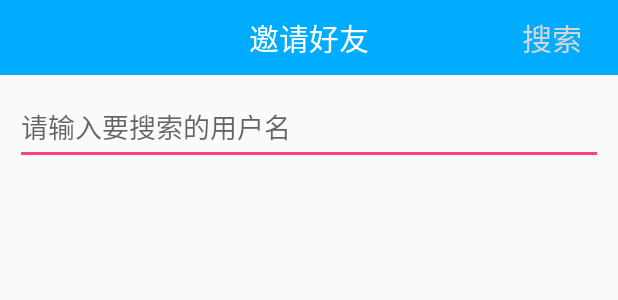
After one commit to lianshuideyu/GuiGuSocial, an Android app: the layout activity_add_contact.xml on its own in the app's theme, with its tools: preview values and no code run, on a phone screen of 412 x 824 dp. The commit adds this screen. Shown: the top 300 px of the screen. Run offline under Robolectric (Android 15) with nearby library versions, the phone set to English and light mode, and no system bars.

Commit message:
添加联系人布局及功能

```diff
--- a/app/src/main/AndroidManifest.xml
+++ b/app/src/main/AndroidManifest.xml
@@ -61,7 +61,8 @@
         </receiver>
 
         <activity android:name=".view.MainActivity" />
-        <activity android:name=".view.activity.LoginActivity"></activity>
+        <activity android:name=".view.activity.LoginActivity" />
+        <activity android:name=".view.activity.AddContactActivity"></activity>
     </application>
 
 </manifest>
--- /dev/null
+++ b/app/src/main/res/layout/activity_add_contact.xml
@@ -0,0 +1,73 @@
+<?xml version="1.0" encoding="utf-8"?>
+<LinearLayout xmlns:android="http://schemas.android.com/apk/res/android"
+    xmlns:tools="http://schemas.android.com/tools"
+    android:id="@+id/activity_invite_acitivity"
+    android:layout_width="match_parent"
+    android:layout_height="match_parent"
+    android:orientation="vertical">
+
+
+    <RelativeLayout
+        android:layout_width="match_parent"
+        android:layout_height="50dp"
+        android:background="#00ACFF">
+
+        <TextView
+            android:layout_width="wrap_content"
+            android:layout_height="match_parent"
+            android:layout_centerInParent="true"
+            android:gravity="center"
+            android:text="邀请好友"
+            android:textColor="@android:color/white"
+            android:textSize="20sp" />
+
+        <Button
+            android:id="@+id/invite_btn_search"
+            android:layout_width="wrap_content"
+            android:layout_height="match_parent"
+            android:layout_alignParentRight="true"
+            android:background="@null"
+            android:text="搜索"
+            android:textColor="@color/btn_white_normal"
+            android:textSize="20sp" />
+    </RelativeLayout>
+
+    <EditText
+        android:id="@+id/invite_et_search"
+        android:layout_width="match_parent"
+        android:layout_height="50dp"
+        android:layout_margin="10dp"
+        android:hint="请输入要搜索的用户名" />
+
+    <LinearLayout
+        android:id="@+id/invite_ll_item"
+        android:layout_width="match_parent"
+        android:layout_height="50dp"
+        android:layout_marginLeft="10dp"
+        android:layout_marginRight="10dp"
+        android:orientation="horizontal"
+        android:visibility="gone">
+
+        <ImageView
+            android:layout_width="50dp"
+            android:layout_height="match_parent"
+            android:background="@drawable/ease_default_avatar" />
+
+        <TextView
+            android:id="@+id/invite_tv_username"
+            android:layout_width="0dp"
+            android:layout_height="match_parent"
+            android:layout_marginLeft="10dp"
+            android:layout_weight="1"
+            android:gravity="center|left"
+            android:text="小明"
+            android:textSize="20sp" />
+
+        <Button
+            android:id="@+id/invite_btn_add"
+            android:layout_width="wrap_content"
+            android:layout_height="match_parent"
+            android:layout_gravity="right"
+            android:text="添加" />
+    </LinearLayout>
+</LinearLayout>
```
Also changed, not shown: app/src/main/java/com/atguigu/guigusocial/view/activity/AddContactActivity.java (added, +141 -0 lines), app/src/main/java/com/atguigu/guigusocial/view/fragment/ContactsFragment.java (+30 -2 lines).
